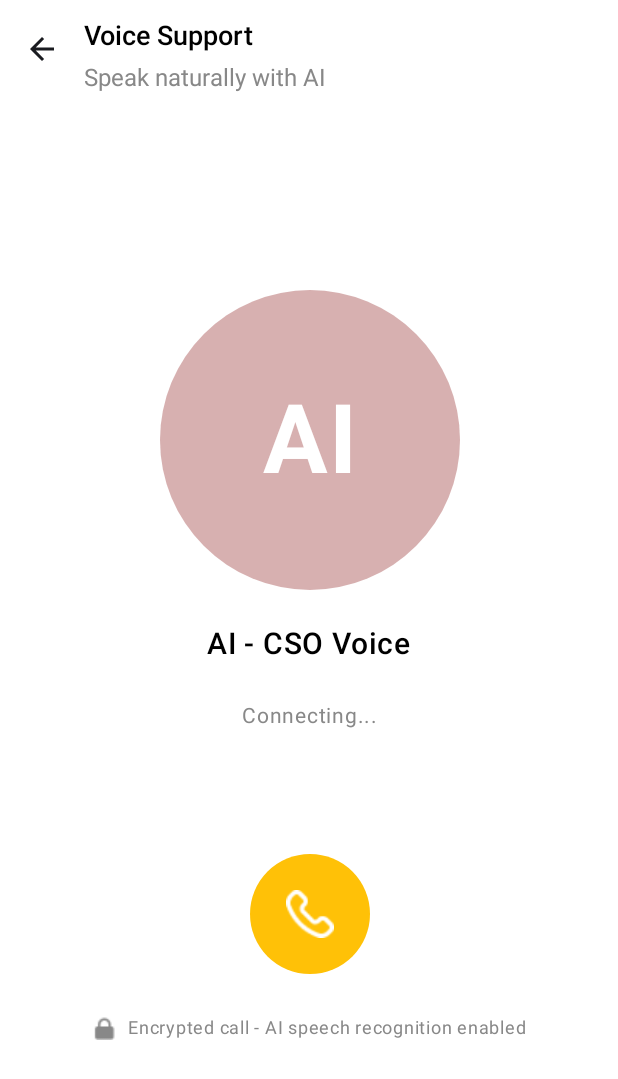
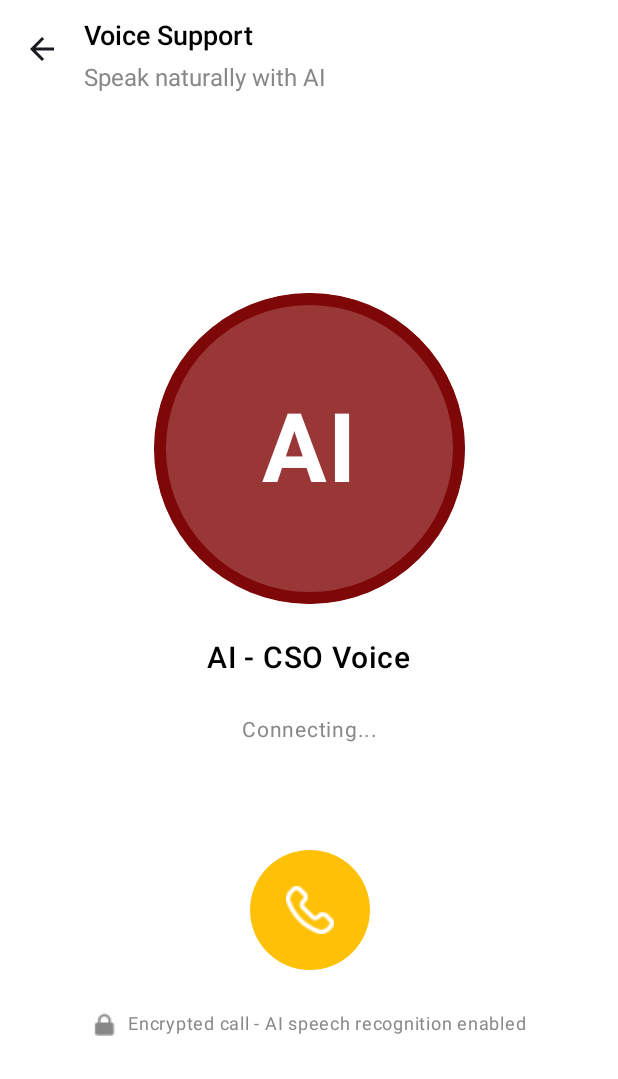
Before and after one commit to BITMobileDev/AICSO, an Android app built with Jetpack Compose: the VoiceScreen screen opened through its navigation route, after a tap on "Start Call", on a phone screen of 412 x 824 dp. Shown: the top 1079 px of the screen. Run offline under Robolectric (Android 15) with nearby library versions, the phone set to English and light mode, and no system bars.

Commit message:
fix: Enhanced homescreen ui

```diff
--- a/app/src/main/java/com/aicso/ui/screens/homescreen/HomeScreen.kt
+++ b/app/src/main/java/com/aicso/ui/screens/homescreen/HomeScreen.kt
@@ -12,30 +12,37 @@ import androidx.compose.foundation.layout.height
 import androidx.compose.foundation.layout.padding
 import androidx.compose.foundation.layout.size
 import androidx.compose.foundation.rememberScrollState
-import androidx.compose.foundation.shape.CircleShape
 import androidx.compose.foundation.shape.RoundedCornerShape
 import androidx.compose.foundation.verticalScroll
 import androidx.compose.material3.Card
 import androidx.compose.material3.CardDefaults
 import androidx.compose.material3.Icon
-import androidx.compose.material3.IconButton
 import androidx.compose.material3.Text
 import androidx.compose.runtime.Composable
 import androidx.compose.ui.Alignment
 import androidx.compose.ui.Modifier
 import androidx.compose.ui.graphics.Brush
 import androidx.compose.ui.graphics.Color
-import androidx.compose.ui.graphics.vector.ImageVector
 import androidx.compose.ui.res.painterResource
 import androidx.compose.ui.text.font.FontWeight
 import androidx.compose.ui.unit.dp
 import androidx.compose.ui.unit.sp
 import androidx.navigation.NavController
-import com.aicso.component.LargeSpace
+import com.aicso.R
 import com.aicso.component.MediumSpace
 import com.aicso.component.SmallSpace
 import com.aicso.component.VerySmallSpace
 import com.aicso.ui.navigation.AicsoScreens
+import com.aicso.ui.theme.Dimens.dp100
+import com.aicso.ui.theme.Dimens.dp160
+import com.aicso.ui.theme.Dimens.dp20
+import com.aicso.ui.theme.Dimens.dp28
+import com.aicso.ui.theme.Dimens.sp14
+import com.aicso.ui.theme.Dimens.sp16
+import com.aicso.ui.theme.Dimens.sp18
+import com.aicso.ui.theme.Dimens.sp2
+import com.aicso.ui.theme.Dimens.sp22
+import com.aicso.ui.theme.Dimens.sp28
 
 @Composable
 fun HomeScreen(navController: NavController) {
@@ -47,7 +54,7 @@ fun HomeScreen(navController: NavController) {
             .padding(horizontal = 20.dp)
     ) {
         // Status Bar Space
-        Spacer(modifier = Modifier.height(100.dp))
+        Spacer(modifier = Modifier.height(dp100))
 
         // Header with Notification
         Row(
@@ -57,12 +64,11 @@ fun HomeScreen(navController: NavController) {
         ) {
             Text(
                 text = "Hello, Boluwatife",
-                fontSize = 28.sp,
+                fontSize = sp28,
                 fontWeight = FontWeight.Bold,
                 color = Color.Black
             )
 
-//            NotificationButton(onClick = { /* Handle notification */ })
         }
 
         MediumSpace()
@@ -70,22 +76,22 @@ fun HomeScreen(navController: NavController) {
         // AI Assistant Banner
         AIAssistantBanner()
 
-        LargeSpace()
+        SmallSpace()
 
         // Section Title
         Text(
             text = "CHOOSE SUPPORT MODE",
-            fontSize = 12.sp,
-            fontWeight = FontWeight.SemiBold,
+            fontSize = sp16,
+            fontWeight = FontWeight.Medium,
             color = Color.Gray,
-            letterSpacing = 1.sp
+            letterSpacing = sp2
         )
 
         SmallSpace()
 
         // Support Mode Cards
         SupportModeCard(
-            iconRes = android.R.drawable.ic_dialog_email, // Replace with your chat icon
+            iconRes = R.drawable.chat,
             title = "Chat Support",
             subtitle = "Text-based AI assistance",
             onClick = { navController.navigate(AicsoScreens.ChatScreen)}
@@ -94,7 +100,7 @@ fun HomeScreen(navController: NavController) {
         SmallSpace()
 
         SupportModeCard(
-            iconRes = android.R.drawable.stat_sys_phone_call, // Replace with your phone icon
+            iconRes = R.drawable.voice_call,
             title = "Voice Call",
             subtitle = "Speak with AI assistant",
             onClick = { navController.navigate(AicsoScreens.VoiceScreen) }
@@ -102,8 +108,10 @@ fun HomeScreen(navController: NavController) {
 
        SmallSpace()
 
+//        painter = painterResource(id = R.drawable.dashboard)
+
         SupportModeCard(
-            iconRes = android.R.drawable.ic_menu_camera,
+            iconRes = R.drawable.showvideo_icon,
             title = "Video Avatar",
             subtitle = "Face-to-face AI experience",
             onClick = { /* Navigate to video avatar */ }
@@ -118,33 +126,14 @@ fun HomeScreen(navController: NavController) {
     }
 }
 
-//@Composable
-//fun NotificationButton(onClick: () -> Unit) {
-//    IconButton(
-//        onClick = onClick,
-//        modifier = Modifier
-//            .size(48.dp)
-//            .background(
-//                color = Color(0xFFFFE5E5),
-//                shape = CircleShape
-//            )
-//    ) {
-//        Icon(
-//            painter = painterResource(id = android.R.drawable.ic_popup_reminder), // Replace with bell icon
-//            contentDescription = "Notifications",
-//            tint = Color(0xFFD32F2F),
-//            modifier = Modifier.size(24.dp)
-//        )
-//    }
-//}
 
 @Composable
 fun AIAssistantBanner() {
     Card(
         modifier = Modifier
             .fillMaxWidth()
-            .height(160.dp),
-        shape = RoundedCornerShape(20.dp),
+            .height(dp160),
+        shape = RoundedCornerShape(dp20),
         colors = CardDefaults.cardColors(
             containerColor = Color.Transparent
         )
@@ -160,21 +149,21 @@ fun AIAssistantBanner() {
                         )
                     )
                 )
-                .padding(20.dp)
+                .padding(dp20)
         ) {
             Column {
                 Row(
                     verticalAlignment = Alignment.CenterVertically
                 ) {
                     Icon(
-                        painter = painterResource(id = android.R.drawable.btn_star_big_on),
-                        contentDescription = null,
+                        painter = painterResource(id = R.drawable.dashboard),
+                        contentDescription = " Ai Assistant ",
                         tint = Color.White,
-                        modifier = Modifier.size(20.dp)
+                        modifier = Modifier.size(dp28)
                     )
                     Text(
                         text = " AI-CSO Assistant",
-                        fontSize = 14.sp,
+                        fontSize = sp14,
                         fontWeight = FontWeight.Medium,
                         color = Color.White
                     )
@@ -184,7 +173,7 @@ fun AIAssistantBanner() {
 
                 Text(
                     text = "How can I help you today?",
-                    fontSize = 22.sp,
+                    fontSize = sp22,
                     fontWeight = FontWeight.Bold,
                     color = Color.White
                 )
@@ -193,7 +182,7 @@ fun AIAssistantBanner() {
 
                 Text(
                     text = "Get instant support via chat, voice, or video call",
-                    fontSize = 14.sp,
+                    fontSize = sp18,
                     color = Color.White.copy(alpha = 0.9f)
                 )
             }
@@ -286,7 +275,7 @@ fun SecurityFooter() {
         verticalAlignment = Alignment.CenterVertically
     ) {
         Icon(
-            painter = painterResource(id = android.R.drawable.ic_secure),
+            painter = painterResource(id = R.drawable.endtoend),
             contentDescription = "Security",
             tint = Color(0xFFD32F2F),
             modifier = Modifier.size(20.dp)
--- a/app/src/main/java/com/aicso/ui/screens/voicescreen/VoiceScreen.kt
+++ b/app/src/main/java/com/aicso/ui/screens/voicescreen/VoiceScreen.kt
@@ -13,13 +13,14 @@ import androidx.compose.ui.unit.dp
 import androidx.lifecycle.compose.collectAsStateWithLifecycle
 import androidx.lifecycle.viewmodel.compose.viewModel
 import androidx.navigation.NavController
+import com.aicso.ui.navigation.AicsoScreens
 import com.aicso.ui.screens.voicescreen.components.*
 
 @OptIn(ExperimentalAnimationApi::class)
 @Composable
 fun VoiceScreen(
     navController: NavController,
-    onBackPressed: () -> Unit = {},
+//    onBackPressed: () -> Unit = {},
     viewModel: VoiceScreenViewModel = viewModel()
 ) {
     val uiState by viewModel.uiState.collectAsStateWithLifecycle()
@@ -27,7 +28,9 @@ fun VoiceScreen(
     Scaffold(
         topBar = {
             if (uiState !is VoiceScreenState.EndedState) {
-                VoiceScreenTopBar(onBackPressed = onBackPressed)
+                VoiceScreenTopBar(onBackPressed = {
+                    navController.navigate(AicsoScreens.HomeScreen)
+                })
             }
         }
     ) { paddingValues ->
@@ -42,14 +45,14 @@ fun VoiceScreen(
             contentAlignment = Alignment.Center
         ) {
             AnimatedContent(
-                targetState = uiState,
+                targetState = uiState::class, // Only animate on state type change
                 transitionSpec = {
                     fadeIn(animationSpec = tween(300)) with
                             fadeOut(animationSpec = tween(300))
                 },
                 label = "Voice Screen State"
             ) { state ->
-                when (state) {
+                when (val state = uiState) {
                     is VoiceScreenState.DefaultState -> {
                         ReadyStateContent(
                             onStartCall = { viewModel.startVoiceSupport() }
--- a/app/src/main/java/com/aicso/ui/screens/voicescreen/VoiceScreenState.kt
+++ b/app/src/main/java/com/aicso/ui/screens/voicescreen/VoiceScreenState.kt
@@ -8,7 +8,7 @@ sealed class VoiceScreenState {
 //    object ActiveState : VoiceScreenState()
 
     data class ActiveState(
-        val duration: String = "00:19",
+        val duration: String = "00:00",
         val isRecording: Boolean = true
     ) : VoiceScreenState()
 
--- a/app/src/main/java/com/aicso/ui/screens/voicescreen/components/ConnectingStateContent.kt
+++ b/app/src/main/java/com/aicso/ui/screens/voicescreen/components/ConnectingStateContent.kt
@@ -2,6 +2,7 @@ package com.aicso.ui.screens.voicescreen.components
 
 import androidx.compose.animation.core.*
 import androidx.compose.foundation.background
+import androidx.compose.foundation.border
 import androidx.compose.foundation.layout.*
 import androidx.compose.foundation.shape.CircleShape
 import androidx.compose.material3.*
@@ -15,39 +16,51 @@ import androidx.compose.ui.text.font.FontWeight
 import androidx.compose.ui.unit.dp
 import androidx.compose.ui.unit.sp
 import com.aicso.R
+import com.aicso.component.MediumSpace
+import com.aicso.ui.theme.Dimens.dp16
+import com.aicso.ui.theme.Dimens.dp207
+import com.aicso.ui.theme.Dimens.dp24
+import com.aicso.ui.theme.Dimens.dp32
+import com.aicso.ui.theme.Dimens.dp8
+import com.aicso.ui.theme.Dimens.dp80
+import com.aicso.ui.theme.Dimens.sp12
+import com.aicso.ui.theme.Dimens.sp14
+import com.aicso.ui.theme.Dimens.sp20
+import com.aicso.ui.theme.Dimens.sp64
 
 @Composable
 fun ConnectingStateContent() {
     Column(
         horizontalAlignment = Alignment.CenterHorizontally,
-        verticalArrangement = Arrangement.spacedBy(24.dp)
+        verticalArrangement = Arrangement.spacedBy(dp24)
     ) {
         val infiniteTransition = rememberInfiniteTransition(label = "connecting")
         val alpha by infiniteTransition.animateFloat(
             initialValue = 0.3f,
             targetValue = 1f,
             animationSpec = infiniteRepeatable(
-                animation = tween(1000),
-                repeatMode = RepeatMode.Reverse
+                animation = tween(4000),
+                repeatMode = RepeatMode.Restart
             ),
             label = "alpha"
         )
 
         Box(
-            modifier = Modifier.size(200.dp),
+            modifier = Modifier.size(dp207),
             contentAlignment = Alignment.Center
         ) {
             Box(
                 modifier = Modifier
                     .fillMaxSize()
                     .clip(CircleShape)
+                    .border(dp8, Color(0xFF7E0707), CircleShape)
                     .background(Color(0xFF8B1A1A).copy(alpha = alpha)),
                 contentAlignment = Alignment.Center
             ) {
                 Text(
                     text = "AI",
                     color = Color.White,
-                    fontSize = 64.sp,
+                    fontSize = sp64,
                     fontWeight = FontWeight.Bold
                 )
             }
@@ -55,22 +68,22 @@ fun ConnectingStateContent() {
 
         Text(
             text = "AI - CSO Voice",
-            fontSize = 20.sp,
+            fontSize = sp20,
             fontWeight = FontWeight.Medium,
             color = Color.Black
         )
 
         Text(
             text = "Connecting...",
-            fontSize = 14.sp,
+            fontSize = sp14,
             color = Color.Gray
         )
 
-        Spacer(modifier = Modifier.height(32.dp))
+        MediumSpace()
 
         Box(
             modifier = Modifier
-                .size(80.dp)
+                .size(dp80)
                 .clip(CircleShape)
                 .background(Color(0xFFFFC107)),
             contentAlignment = Alignment.Center
@@ -79,23 +92,23 @@ fun ConnectingStateContent() {
                 painter = painterResource(id = R.drawable.phonecall),
                 contentDescription = "Connecting",
                 tint = Color.White,
-                modifier = Modifier.size(32.dp)
+                modifier = Modifier.size(dp32)
             )
         }
 
         Row(
-            horizontalArrangement = Arrangement.spacedBy(8.dp),
+            horizontalArrangement = Arrangement.spacedBy(dp8),
             verticalAlignment = Alignment.CenterVertically
         ) {
             Icon(
                 painter = painterResource(id = R.drawable.fxemoji_lock),
                 contentDescription = "Encrypted",
                 tint = Color.Gray,
-                modifier = Modifier.size(16.dp)
+                modifier = Modifier.size(dp16)
             )
             Text(
                 text = "Encrypted call - AI speech recognition enabled",
-                fontSize = 12.sp,
+                fontSize = sp12,
                 color = Color.Gray
             )
         }
--- a/app/src/main/java/com/aicso/ui/screens/voicescreen/components/ReadyStateContent.kt
+++ b/app/src/main/java/com/aicso/ui/screens/voicescreen/components/ReadyStateContent.kt
@@ -1,6 +1,7 @@
 package com.aicso.ui.screens.voicescreen.components
 
 import androidx.compose.foundation.background
+import androidx.compose.foundation.border
 import androidx.compose.foundation.layout.*
 import androidx.compose.foundation.shape.CircleShape
 import androidx.compose.material3.*
@@ -14,6 +15,17 @@ import androidx.compose.ui.text.font.FontWeight
 import androidx.compose.ui.unit.dp
 import androidx.compose.ui.unit.sp
 import com.aicso.R
+import com.aicso.component.MediumSpace
+import com.aicso.ui.theme.Dimens.dp16
+import com.aicso.ui.theme.Dimens.dp207
+import com.aicso.ui.theme.Dimens.dp24
+import com.aicso.ui.theme.Dimens.dp40
+import com.aicso.ui.theme.Dimens.dp8
+import com.aicso.ui.theme.Dimens.dp80
+import com.aicso.ui.theme.Dimens.sp12
+import com.aicso.ui.theme.Dimens.sp14
+import com.aicso.ui.theme.Dimens.sp20
+import com.aicso.ui.theme.Dimens.sp64
 
 @Composable
 fun ReadyStateContent(
@@ -21,16 +33,17 @@ fun ReadyStateContent(
 ) {
     Column(
         horizontalAlignment = Alignment.CenterHorizontally,
-        verticalArrangement = Arrangement.spacedBy(24.dp)
+        verticalArrangement = Arrangement.spacedBy(dp24)
     ) {
         // AI Circle Button
         Box(
-            modifier = Modifier.size(200.dp),
+            modifier = Modifier.size(dp207),
             contentAlignment = Alignment.Center
         ) {
             Box(
                 modifier = Modifier
                     .fillMaxSize()
+                    .border(dp8, Color(0xFF7E0707), CircleShape)
                     .clip(CircleShape)
                     .background(Color(0xFF8B1A1A)),
                 contentAlignment = Alignment.Center
@@ -38,7 +51,7 @@ fun ReadyStateContent(
                 Text(
                     text = "AI",
                     color = Color.White,
-                    fontSize = 64.sp,
+                    fontSize = sp64,
                     fontWeight = FontWeight.Bold
                 )
             }
@@ -46,47 +59,47 @@ fun ReadyStateContent(
 
         Text(
             text = "AI - CSO Voice",
-            fontSize = 20.sp,
+            fontSize = sp20,
             fontWeight = FontWeight.Medium,
             color = Color.Black
         )
 
         Text(
             text = "Ready to connect",
-            fontSize = 14.sp,
+            fontSize = sp14,
             color = Color.Gray
         )
 
-        Spacer(modifier = Modifier.height(32.dp))
+        MediumSpace()
 
         IconButton(
             onClick = { onStartCall() },
             modifier = Modifier
-                .size(80.dp)
+                .size(dp80)
                 .clip(CircleShape)
-                .background(Color(0xFF2BFA34))
+                .background(Color(0xFF04C911))
         ) {
             Icon(
                 painter = painterResource(id = R.drawable.phonecall),
                 contentDescription = "Start Call",
                 tint = Color.White,
-                modifier = Modifier.size(40.dp)
+                modifier = Modifier.size(dp40)
             )
         }
 
         Row(
-            horizontalArrangement = Arrangement.spacedBy(8.dp),
+            horizontalArrangement = Arrangement.spacedBy(dp8),
             verticalAlignment = Alignment.CenterVertically
         ) {
             Icon(
                 painter = painterResource(id = R.drawable.fxemoji_lock),
                 contentDescription = "Encrypted",
                 tint = Color.Gray,
-                modifier = Modifier.size(16.dp)
+                modifier = Modifier.size(dp16)
             )
             Text(
                 text = "Encrypted call - AI speech recognition enabled",
-                fontSize = 12.sp,
+                fontSize = sp12,
                 color = Color.Gray
             )
         }
--- a/app/src/main/java/com/aicso/ui/screens/voicescreen/components/VoiceScreenTopBar.kt
+++ b/app/src/main/java/com/aicso/ui/screens/voicescreen/components/VoiceScreenTopBar.kt
@@ -11,6 +11,9 @@ import androidx.compose.ui.text.font.FontWeight
 import androidx.compose.ui.text.style.TextAlign
 import androidx.compose.ui.unit.dp
 import androidx.compose.ui.unit.sp
+import com.aicso.ui.theme.Dimens.dp10
+import com.aicso.ui.theme.Dimens.sp16
+import com.aicso.ui.theme.Dimens.sp18
 
 @OptIn(ExperimentalMaterial3Api::class)
 @Composable
@@ -22,19 +25,19 @@ fun VoiceScreenTopBar(
             Column(
                 modifier = Modifier
                     .fillMaxWidth()
-                    .padding(top = 10.dp),
+                    .padding(top = dp10),
                 verticalArrangement = Arrangement.Top
             ) {
                 Text(
                     text = "Voice Support",
-                    fontSize = 18.sp,
+                    fontSize = sp18,
                     fontWeight = FontWeight.SemiBold,
                     textAlign = TextAlign.Left,
                     color = Color.Black,
                 )
                 Text(
                     text = "Speak naturally with AI",
-                    fontSize = 16.sp,
+                    fontSize = sp16,
                     textAlign = TextAlign.Left,
                     color = Color.Gray
                 )
--- a/app/src/main/java/com/aicso/ui/theme/Dimens.kt
+++ b/app/src/main/java/com/aicso/ui/theme/Dimens.kt
@@ -1,12 +1,30 @@
 package com.aicso.ui.theme
 
 import androidx.compose.ui.unit.Dp
+import androidx.compose.ui.unit.TextUnit
 import androidx.compose.ui.unit.dp
+import androidx.compose.ui.unit.sp
 
 
 object Dimens  {
 
+
+    val sp2 : TextUnit = 2.sp
+    val sp12 : TextUnit = 12.sp
+    val sp14 : TextUnit = 14.sp
+    val sp16 : TextUnit = 16.sp
+    val sp18 : TextUnit = 18.sp
+    val sp20 : TextUnit = 20.sp
+    val sp22 : TextUnit = 22.sp
+    val sp24 : TextUnit = 24.sp
+    val sp26 : TextUnit = 26.sp
+    val sp28 : TextUnit = 28.sp
+
+    val sp64 : TextUnit = 64.sp
+
+
     val dp2 : Dp = 2.dp
+    val dp3 : Dp = 3.dp
     val dp4 : Dp = 4.dp
     val dp6 : Dp = 6.dp
     val dp8 : Dp = 8.dp
@@ -26,6 +44,18 @@ object Dimens  {
     val dp40 : Dp = 40.dp
     val dp4766 : Dp = 47.66.dp
     val dp48 : Dp = 48.dp
+
+
     val dp50 : Dp = 50.dp
+    val dp52 : Dp = 52.dp
+    val dp56 : Dp = 56.dp
+    val dp60 : Dp = 60.dp
     val dp80 : Dp = 80.dp
+    val dp100 : Dp = 100.dp
+
+    val dp120 : Dp = 120.dp
+
+    val dp160 : Dp = 160.dp
+
+    val dp207 : Dp = 207.dp
 }
```
Also changed, not shown: app/src/main/java/com/aicso/ui/screens/voicescreen/components/ActiveStateContent.kt (+21 -11 lines), app/src/main/java/com/aicso/ui/screens/voicescreen/components/CallEndedStateContent.kt (+25 -13 lines), app/src/main/java/com/aicso/ui/screens/voicescreen/components/WaveformAnimation.kt (+7 -4 lines), app/src/main/res/drawable/chat.png (added), app/src/main/res/drawable/voice_call.png (added).
